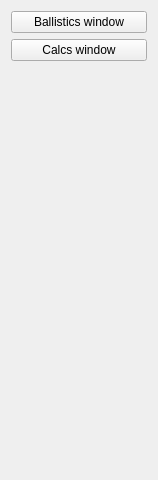
The window that src/Drop_menu.ui (arrgn/PhysCalc) describes before a commit, drawn with Qt 5.
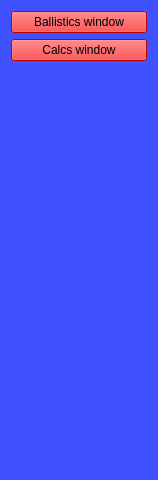
The same window after the commit.

Commit message: Fix drop menu style. Fix bug: drop menu wont update height on window resize

```diff
--- a/src/Drop_menu.ui
+++ b/src/Drop_menu.ui
@@ -13,9 +13,15 @@
   <property name="windowTitle">
    <string>Frame</string>
   </property>
+  <property name="styleSheet">
+   <string notr="true">background: rgba(0,25,255,0.5);</string>
+  </property>
   <layout class="QVBoxLayout" name="verticalLayout_2">
    <item>
     <widget class="QPushButton" name="w1_btn">
+     <property name="styleSheet">
+      <string notr="true">background: red;</string>
+     </property>
      <property name="text">
       <string>Ballistics window</string>
      </property>
@@ -23,6 +29,9 @@
    </item>
    <item>
     <widget class="QPushButton" name="w2_btn">
+     <property name="styleSheet">
+      <string notr="true">background: red;</string>
+     </property>
      <property name="text">
       <string>Calcs window</string>
      </property>
```
The commit also changes 1 other file.
